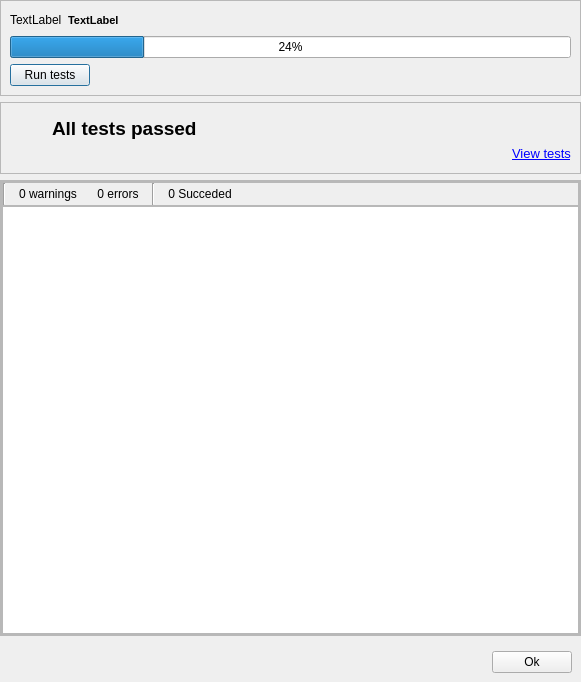
The window that starviewer/src/core/qdiagnosistestbase.ui (starviewer-medical/starviewer) describes before a commit, drawn with Qt 5.
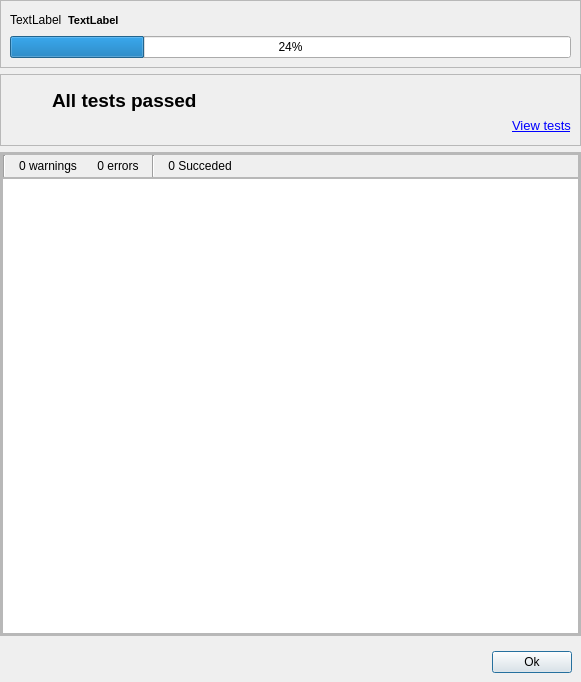
The same window after the commit. Icons and pictures are not drawn.

What changed in the file:
```diff
--- a/starviewer/src/core/qdiagnosistestbase.ui
+++ b/starviewer/src/core/qdiagnosistestbase.ui
@@ -86,34 +86,6 @@
         </property>
        </widget>
       </item>
-      <item row="2" column="0">
-       <layout class="QHBoxLayout" name="horizontalLayout_2">
-        <item>
-         <widget class="QPushButton" name="m_runDiagnosisTestButton">
-          <property name="text">
-           <string>Run tests</string>
-          </property>
-          <property name="icon">
-           <iconset resource="../main/main.qrc">
-            <normaloff>:/images/play.png</normaloff>:/images/play.png</iconset>
-          </property>
-         </widget>
-        </item>
-        <item>
-         <spacer name="horizontalSpacer_2">
-          <property name="orientation">
-           <enum>Qt::Horizontal</enum>
-          </property>
-          <property name="sizeHint" stdset="0">
-           <size>
-            <width>511</width>
-            <height>13</height>
-           </size>
-          </property>
-         </spacer>
-        </item>
-       </layout>
-      </item>
      </layout>
     </widget>
    </item>
```
